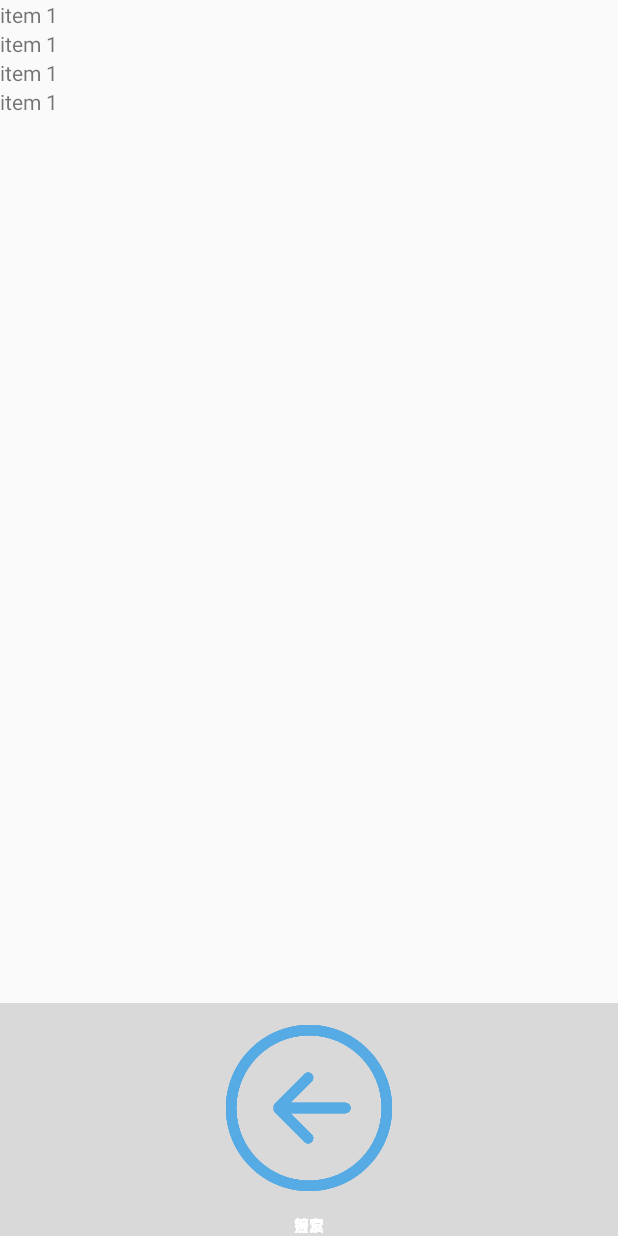
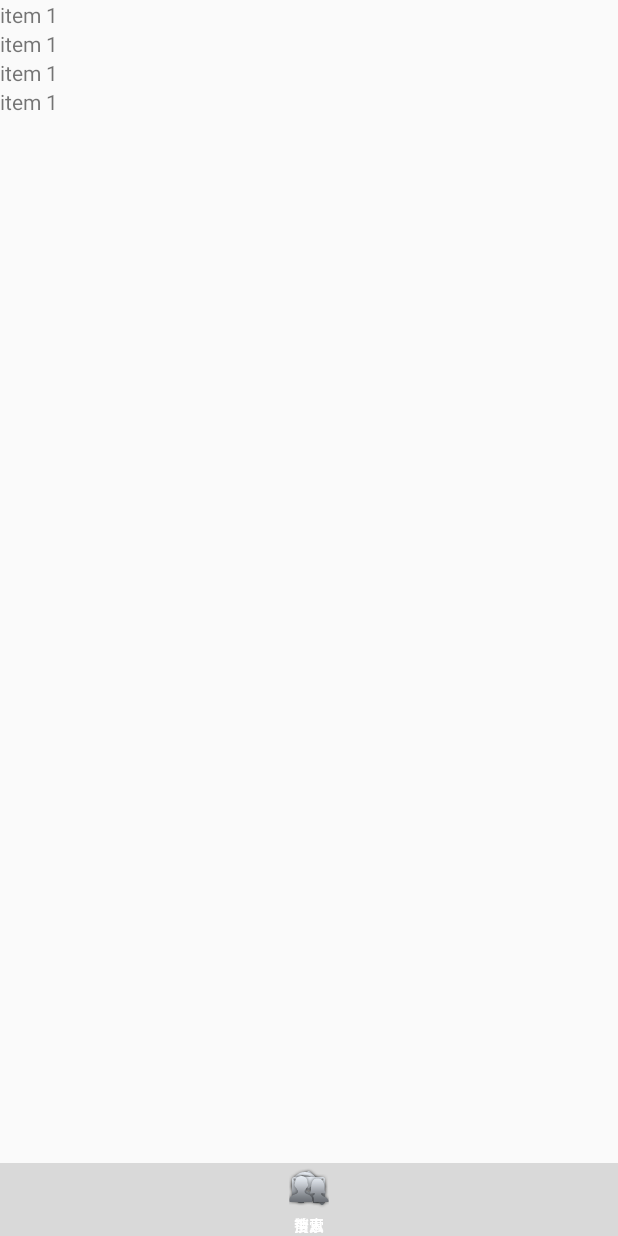
Before and after one commit to huopochuan/wubahuichang, an Android app: the screen it shows after launch (MainActivity), on a phone screen of 412 x 824 dp. Run offline under Robolectric (Android 15) with nearby library versions, the phone set to English and light mode, and no system bars; 1 statement that could not run was skipped.

Commit message:
代码更新

```diff
--- a/app/build.gradle
+++ b/app/build.gradle
@@ -23,4 +23,5 @@ dependencies {
     compile fileTree(dir: 'libs', include: ['*.jar'])
     testCompile 'junit:junit:4.12'
     compile 'com.android.support:appcompat-v7:24.1.1'
+    compile 'com.android.support:support-v4:24.1.1'
 }
--- a/app/src/main/java/com/seventeam/wubahuichang/Activity/MainActivity.java
+++ b/app/src/main/java/com/seventeam/wubahuichang/Activity/MainActivity.java
@@ -35,15 +35,15 @@ public class MainActivity extends FragmentActivity {
      * 存放图片数组
      *
      */
-    private int mImageArray[] = { R.drawable.back,
-            R.drawable.back, R.drawable.back,
-            R.drawable.back};
+    private int mImageArray[] = { R.drawable.tab_home_btn,
+            R.drawable.tab_square_btn,R.drawable.tab_message_btn, R.drawable.tab_selfinfo_btn
+         };
 
     /**
      * 选修卡文字
      *
      */
-    private String mTextArray[] = { "首页", "消息", "好友", "搜索" };
+    private String mTextArray[] = { "首页",  "搜索" ,"消息", "个人"};
     /**
      *
      *
@@ -72,7 +72,7 @@ public class MainActivity extends FragmentActivity {
                     .setIndicator(getTabItemView(i));
             // 将Tab按钮添加进Tab选项卡中
             mTabHost.addTab(tabSpec, mFragmentArray[i], null);
-//            // 设置Tab按钮的背景
+            // 设置Tab按钮的背景
             mTabHost.getTabWidget().getChildAt(i)
                     .setBackgroundResource(R.drawable.selector_tab_background);
         }
--- /dev/null
+++ b/app/src/main/res/drawable-hdpi/tab_home_btn.xml
@@ -0,0 +1,7 @@
+<?xml version="1.0" encoding="utf-8"?>
+<selector xmlns:android="http://schemas.android.com/apk/res/android">
+
+    <item android:drawable="@drawable/icon_home_sel" android:state_selected="true"/>
+    <item android:drawable="@drawable/icon_home_nor"/>
+
+</selector>
--- /dev/null
+++ b/app/src/main/res/drawable-hdpi/tab_message_btn.xml
@@ -0,0 +1,7 @@
+<?xml version="1.0" encoding="utf-8"?>
+<selector xmlns:android="http://schemas.android.com/apk/res/android">
+
+    <item android:drawable="@drawable/icon_meassage_sel" android:state_selected="true"/>
+    <item android:drawable="@drawable/icon_meassage_nor"/>
+
+</selector>
--- /dev/null
+++ b/app/src/main/res/drawable-hdpi/tab_selfinfo_btn.xml
@@ -0,0 +1,7 @@
+<?xml version="1.0" encoding="utf-8"?>
+<selector xmlns:android="http://schemas.android.com/apk/res/android">
+
+    <item android:drawable="@drawable/icon_selfinfo_sel" android:state_selected="true"/>
+    <item android:drawable="@drawable/icon_selfinfo_nor"/>
+
+</selector>
--- /dev/null
+++ b/app/src/main/res/drawable-hdpi/tab_square_btn.xml
@@ -0,0 +1,7 @@
+<?xml version="1.0" encoding="utf-8"?>
+<selector xmlns:android="http://schemas.android.com/apk/res/android">
+
+    <item android:drawable="@drawable/icon_square_sel" android:state_selected="true"/>
+    <item android:drawable="@drawable/icon_square_nor"/>
+
+</selector>
--- a/app/src/main/res/drawable/selector_tab_background.xml
+++ b/app/src/main/res/drawable/selector_tab_background.xml
@@ -1,7 +1,5 @@
 <?xml version="1.0" encoding="utf-8"?>
 <selector xmlns:android="http://schemas.android.com/apk/res/android">
-    <item android:state_selected="true" android:color="#FFF" />
-    <item android:state_focused="true" android:color="#FFF" />
-    <item android:state_pressed="true" android:color="#FFF" />
-    <item android:color="#000" />
+    <item android:drawable="@drawable/home_btn_bg" android:state_pressed="true"/>
+    <item android:drawable="@drawable/home_btn_bg" android:state_selected="true"/>
 </selector>
```
Also changed, not shown: app/src/main/java/com/seventeam/wubahuichang/Fragment/WebFragment.java (added, +29 -0 lines), app/src/main/res/layout/fragment_web.xml (added, +9 -0 lines), app/src/main/res/drawable-hdpi/bg_tabhost_bg.png (added), app/src/main/res/drawable-hdpi/home_btn_bg.png (added), app/src/main/res/drawable-hdpi/icon_home_nor.png (added), app/src/main/res/drawable-hdpi/icon_home_sel.png (added), app/src/main/res/drawable-hdpi/icon_meassage_nor.png (added), app/src/main/res/drawable-hdpi/icon_meassage_sel.png (added), app/src/main/res/drawable-hdpi/icon_selfinfo_nor.png (added), app/src/main/res/drawable-hdpi/icon_selfinfo_sel.png (added), app/src/main/res/drawable-hdpi/icon_square_nor.png (added), app/src/main/res/drawable-hdpi/icon_square_sel.png (added).
